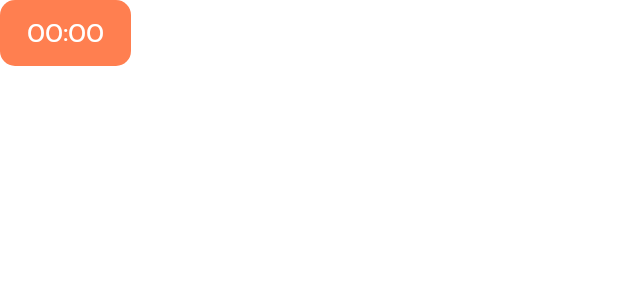
After one commit to pmvs2022/labrabota11-gr13a-cinema, an Android app: the layout session_item.xml on its own in the app's theme, with its tools: preview values and no code run, on a phone screen of 412 x 824 dp. The commit adds this screen. Shown: the top 300 px of the screen. Run offline under Robolectric (Android 15) with nearby library versions, the phone set to English and light mode, and no system bars.

Commit message:
Edit CinemaSessionsView

```diff
--- a/Cinema/app/src/main/java/com/ivanova/cinema/View/CinemaSessionsView/CinemaSessionsRecyclerViewInterface.java
+++ b/Cinema/app/src/main/java/com/ivanova/cinema/View/CinemaSessionsView/CinemaSessionsRecyclerViewInterface.java
@@ -1,5 +1,5 @@
 package com.ivanova.cinema.View.CinemaSessionsView;
 
 public interface CinemaSessionsRecyclerViewInterface {
-    void onSessionItemClick(int position);
+    void onFilmItemClick(int position);
 }
--- /dev/null
+++ b/Cinema/app/src/main/java/com/ivanova/cinema/View/CinemaSessionsView/SessionsRecyclerViewInterface.java
@@ -0,0 +1,5 @@
+package com.ivanova.cinema.View.CinemaSessionsView;
+
+public interface SessionsRecyclerViewInterface {
+    void onSessionItemClick(int position);
+}
--- /dev/null
+++ b/Cinema/app/src/main/res/drawable/tv_session_time.xml
@@ -0,0 +1,6 @@
+<?xml version="1.0" encoding="utf-8"?>
+<shape xmlns:android="http://schemas.android.com/apk/res/android"
+    android:shape="rectangle">
+    <corners android:radius="10dp" />
+    <solid android:color="@color/coral" />
+</shape>
--- /dev/null
+++ b/Cinema/app/src/main/res/drawable/tv_session_time_ripple.xml
@@ -0,0 +1,11 @@
+<?xml version="1.0" encoding="utf-8"?>
+<ripple xmlns:android="http://schemas.android.com/apk/res/android"
+    android:color="@color/orange_red">
+    <item android:id="@android:id/mask">
+        <shape android:shape="rectangle">
+            <corners android:radius="10dp" />
+            <solid android:color="@color/coral" />
+        </shape>
+    </item>
+    <item android:drawable="@drawable/tv_session_time" />
+</ripple>
--- /dev/null
+++ b/Cinema/app/src/main/res/layout/session_item.xml
@@ -0,0 +1,18 @@
+<?xml version="1.0" encoding="utf-8"?>
+<FrameLayout xmlns:android="http://schemas.android.com/apk/res/android"
+    android:layout_width="wrap_content"
+    android:layout_height="wrap_content">
+
+    <TextView
+        android:id="@+id/tv_sessionTime"
+        android:layout_width="wrap_content"
+        android:layout_height="wrap_content"
+        android:background="@drawable/tv_session_time_ripple"
+        android:fontFamily="@font/prompt_regular"
+        android:paddingHorizontal="18dp"
+        android:paddingVertical="8dp"
+        android:text="@string/time"
+        android:textColor="@color/white"
+        android:textSize="18dp" />
+
+</FrameLayout>
--- a/Cinema/app/src/main/res/values/strings.xml
+++ b/Cinema/app/src/main/res/values/strings.xml
@@ -24,4 +24,5 @@
     <string name="director">Director:</string>
     <string name="default_director">James Cameron</string>
     <string name="default_overview">Set more than a decade after the events of the first film, learn the story of the Sully family (Jake, Neytiri, and their kids), the trouble that follows them, the lengths they go to keep each other safe, the battles they fight to stay alive, and the tragedies they endure.</string>
+    <string name="time">00:00</string>
 </resources>
```
Also changed, not shown: Cinema/app/src/main/java/com/ivanova/cinema/Model/DBConnector.java (+18 -3 lines), Cinema/app/src/main/java/com/ivanova/cinema/Model/Entities/FilmSession.java (added, +43 -0 lines), Cinema/app/src/main/java/com/ivanova/cinema/View/CinemaSessionsView/CinemaSessions.java (+58 -2 lines), Cinema/app/src/main/java/com/ivanova/cinema/View/CinemaSessionsView/CinemaSessionsRecyclerViewAdapter.java (+67 -5 lines), Cinema/app/src/main/java/com/ivanova/cinema/View/CinemaSessionsView/SessionsRecyclerViewAdapter.java (added, +64 -0 lines), Cinema/app/src/main/res/layout/cinema_sessions_item.xml (+12 -4 lines).
